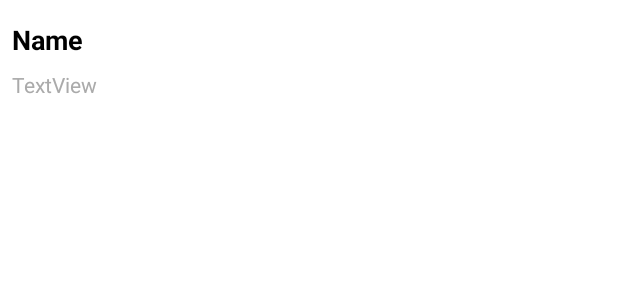
After one commit to MyungJewon/OpenGLESproject, an Android app: the layout row_main.xml on its own in the app's theme, with its tools: preview values and no code run, on a phone screen of 412 x 824 dp. The commit adds this screen. Shown: the top 300 px of the screen. Run offline under Robolectric (Android 15) with nearby library versions, the phone set to English and light mode, and no system bars.

Commit message:
내부 저장소 리스트 불러오기

```diff
--- a/app/build.gradle
+++ b/app/build.gradle
@@ -1,6 +1,7 @@
 plugins {
     id 'com.android.application'
     id 'kotlin-android'
+    id 'kotlin-android-extensions'
 }
 
 android {
--- a/app/src/main/AndroidManifest.xml
+++ b/app/src/main/AndroidManifest.xml
@@ -21,10 +21,10 @@
             android:exported="true">
             <intent-filter>
                 <action android:name="android.intent.action.MAIN" />
-
                 <category android:name="android.intent.category.LAUNCHER" />
             </intent-filter>
         </activity>
     </application>
-
+    <uses-permission android:name="android.permission.READ_EXTERNAL_STORAGE"/>
+    <uses-permission android:name="android.permission.WRITE_EXTERNAL_STORAGE"/>
 </manifest>
--- /dev/null
+++ b/app/src/main/res/layout/row_main.xml
@@ -0,0 +1,24 @@
+<?xml version="1.0" encoding="utf-8"?>
+<androidx.constraintlayout.widget.ConstraintLayout xmlns:android="http://schemas.android.com/apk/res/android"
+    xmlns:app="http://schemas.android.com/apk/res-auto"
+    xmlns:tools="http://schemas.android.com/tools"
+    android:layout_width="match_parent"
+    android:layout_height="match_parent" android:paddingBottom="6dp"
+    android:paddingTop="6dp">
+    <TextView
+        android:text="Name"
+        android:layout_width="wrap_content"
+        android:layout_height="wrap_content"
+        android:id="@+id/name_textview" android:layout_marginTop="8dp"
+        app:layout_constraintTop_toTopOf="parent"
+        app:layout_constraintStart_toStartOf="parent"
+        android:layout_marginStart="8dp" android:textStyle="bold" android:textSize="18sp"
+        android:textColor="@android:color/background_dark"/>
+    <TextView
+        android:text="TextView"
+        android:layout_width="wrap_content"
+        android:layout_height="wrap_content"
+        android:id="@+id/position_textview" android:layout_marginTop="8dp"
+        app:layout_constraintTop_toBottomOf="@+id/name_textview" app:layout_constraintStart_toStartOf="parent"
+        android:layout_marginStart="8dp" android:textColor="@android:color/darker_gray"/>
+</androidx.constraintlayout.widget.ConstraintLayout>
```
Also changed, not shown: app/src/main/java/kr/ac/hallym/opengles/MainActivity.kt (+57 -31 lines), app/src/main/java/kr/ac/hallym/opengles/MainGLRenderer.kt (+0 -69 lines), app/src/main/res/layout/activity_main.xml (+4 -41 lines).
